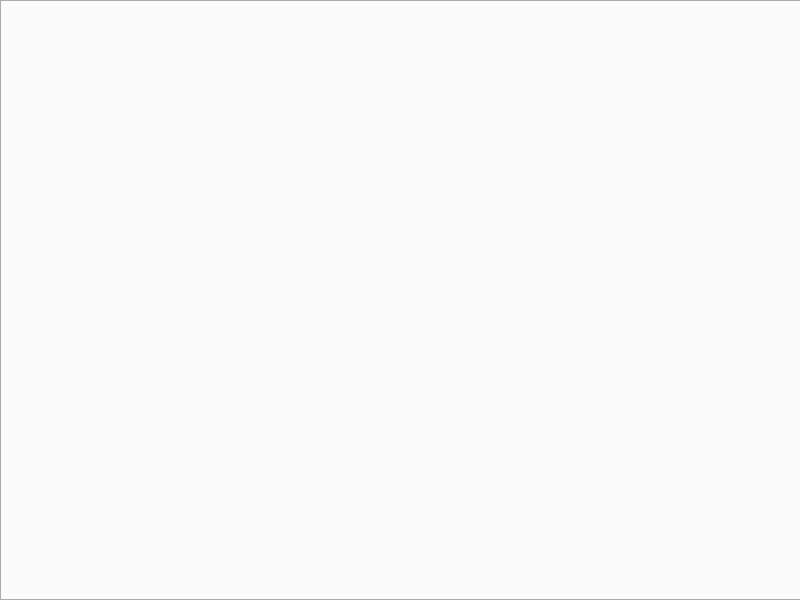
The window that mainwindow.ui (TimoxGagarin/TaskManager) describes before a commit, drawn with Qt 5.
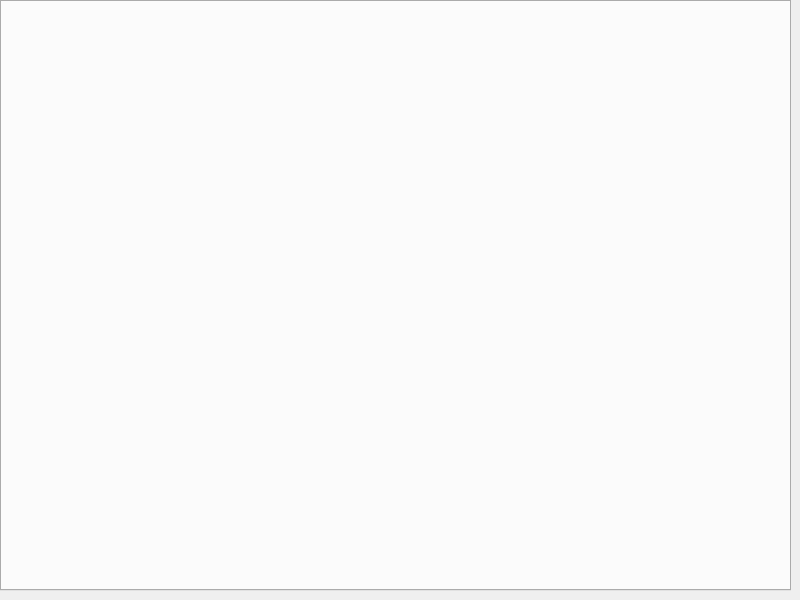
The same window after the commit.

```diff
--- a/mainwindow.ui
+++ b/mainwindow.ui
@@ -19,8 +19,8 @@
      <rect>
       <x>0</x>
       <y>0</y>
-      <width>801</width>
-      <height>601</height>
+      <width>791</width>
+      <height>591</height>
      </rect>
     </property>
     <property name="currentIndex">
```
Left out of the diff: 3 changed lines with no effect on the pictures.
